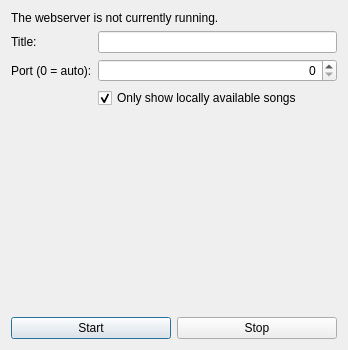
The window that src/usdb_syncer/gui/forms/WebserverDialog.ui (bohning/usdb_syncer) describes before a commit, drawn with Qt 5.
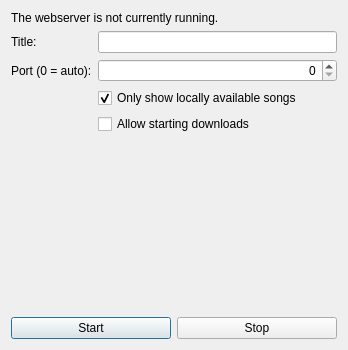
The same window after the commit.

Commit message: Allow downloading songs via webserver

```diff
--- a/src/usdb_syncer/gui/forms/WebserverDialog.ui
+++ b/src/usdb_syncer/gui/forms/WebserverDialog.ui
@@ -69,6 +69,13 @@
        </property>
       </widget>
      </item>
+     <item row="4" column="1">
+      <widget class="QCheckBox" name="checkBox_allow_downloads">
+       <property name="text">
+        <string>Allow starting downloads</string>
+       </property>
+      </widget>
+     </item>
     </layout>
    </item>
    <item>
```
The commit also changes 5 other files.
